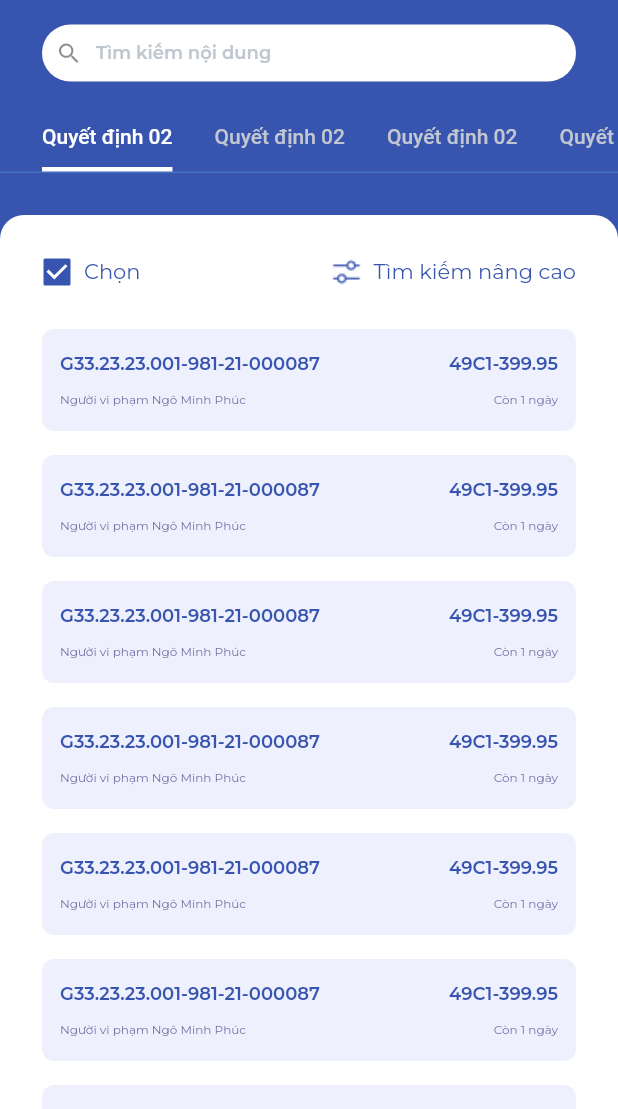
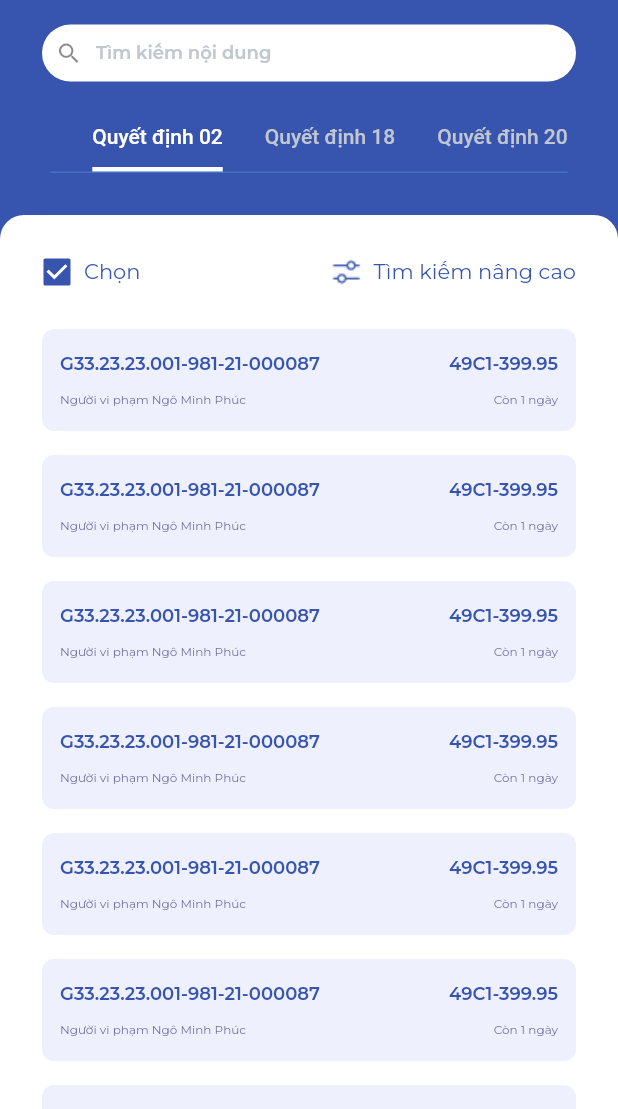
Before and after one commit to cesc1802/leader-app, a Flutter app: the ListDecisionPageV2 screen opened by its route, on a phone screen of 412 x 824 dp, the part 127-1236 px from its top. Run offline on Flutter 3.47's test engine with Material 2 defaults, Android fonts, the phone set to English and light mode, and no system bars; drawn by our look-alikes of flutter_slidable; our stand-ins replace dio, google_fonts, modal_bottom_sheet, persistent_bottom_nav_bar, rxdart, shared_preferences and 2 more; accounts and stored records are empty.

Commit message:
[WIP] list decision api

```diff
--- a/lib/features/auth/blocs/login_bloc.dart
+++ b/lib/features/auth/blocs/login_bloc.dart
@@ -6,7 +6,7 @@ import 'package:leader_app/utils/validators.dart';
 import 'package:rxdart/rxdart.dart';
 
 class LoginBloc extends BlocBase with Validators {
-  final _userNameCtrl = BehaviorSubject<String>.seeded("dev@gmail.com");
+  final _userNameCtrl = BehaviorSubject<String>.seeded("");
   Stream<String> get userNameStream => _userNameCtrl.stream;
   ValueChanged<String> get onUserNameChanged => _userNameCtrl.sink.add;
   String? get userNameVal => _userNameCtrl.value;
--- a/lib/features/auth/services/app_auth.dart
+++ b/lib/features/auth/services/app_auth.dart
@@ -13,7 +13,6 @@ class AppAuth {
   }
 
   Future<void> saveData(LoginData login) async {
-    // final tm = TokenManager()..accessToken = login.accessToken;
     final tm = TokenManager();
     tm.accessToken = login.accessToken;
     tm.refreshToken = login.refreshToken;
@@ -40,7 +39,10 @@ class Login {
   final LoginData data;
   final int code;
 
-  Login({required this.code, required this.data});
+  Login({
+    required this.code,
+    required this.data,
+  });
 
   factory Login.fromJSON(Map<String, dynamic> json) {
     return Login(code: 200, data: LoginData.fromJSON(json['data']));
--- a/lib/features/decision/pages/list_decision_page.dart
+++ b/lib/features/decision/pages/list_decision_page.dart
@@ -19,7 +19,7 @@ class _ListDecisionPageState extends State<ListDecisionPage>
   @override
   void initState() {
     super.initState();
-    tabController = TabController(vsync: this, length: 7);
+    tabController = TabController(vsync: this, length: 3);
     tabController.addListener(() {
       if (tabController.index == 6) {
         tabController.animateTo(5);
@@ -91,22 +91,10 @@ class _ListDecisionPageState extends State<ListDecisionPage>
                       text: "Quyết định 02",
                     ),
                     Tab(
-                      text: "Quyết định 02",
+                      text: "Quyết định 18",
                     ),
                     Tab(
                       text: "Quyết định 02",
-                    ),
-                    Tab(
-                      text: "Quyết định 02",
-                    ),
-                    Tab(
-                      text: "Quyết định 02",
-                    ),
-                    Tab(
-                      text: "Quyết định 02",
-                    ),
-                    Tab(
-                      text: "",
                     ),
                   ],
                 ),
--- a/lib/features/decision/pages/list_decision_page_v2.dart
+++ b/lib/features/decision/pages/list_decision_page_v2.dart
@@ -22,18 +22,20 @@ class _ListDecisionPageV2State extends State<ListDecisionPageV2>
   @override
   void initState() {
     super.initState();
-    tabController = TabController(vsync: this, length: 7);
+    tabController = TabController(vsync: this, length: 3);
+
     tabController.addListener(() {
       if (tabController.index == 6) {
         tabController.animateTo(5);
       }
     });
+
     scrollController = ScrollController();
     scrollController.addListener(() {
-      // need to show app title
+      //TODO: need to show app title
       if (scrollController.offset >=
           scrollController.position.maxScrollExtent - 45) {
-        // bad code need to refactor with rxDart
+        //TODO: bad code need to refactor with rxDart
         if (!showTitle) {
           setState(() {
             showTitle = true;
@@ -141,22 +143,10 @@ class _ListDecisionPageV2State extends State<ListDecisionPageV2>
                         text: "Quyết định 02",
                       ),
                       Tab(
-                        text: "Quyết định 02",
+                        text: "Quyết định 18",
                       ),
                       Tab(
-                        text: "Quyết định 02",
-                      ),
-                      Tab(
-                        text: "Quyết định 02",
-                      ),
-                      Tab(
-                        text: "Quyết định 02",
-                      ),
-                      Tab(
-                        text: "Quyết định 02",
-                      ),
-                      Tab(
-                        text: "",
+                        text: "Quyết định 20",
                       ),
                     ],
                   ),
@@ -179,7 +169,7 @@ class _ListDecisionPageV2State extends State<ListDecisionPageV2>
                         child: TabBarView(
                           physics: NeverScrollableScrollPhysics(),
                           controller: tabController,
-                          children: <Widget>[
+                          children: [
                             Container(
                               child: ListView.separated(
                                 itemBuilder: (context, index) {
@@ -210,39 +200,39 @@ class _ListDecisionPageV2State extends State<ListDecisionPageV2>
                                     Gaps.vGap16,
                               ),
                             ),
-                            Container(
-                              child: ListView.separated(
-                                itemBuilder: (context, index) {
-                                  return DecisionInfoWidget();
-                                },
-                                itemCount: 1000,
-                                separatorBuilder: (context, index) =>
-                                    Gaps.vGap16,
-                              ),
-                            ),
-                            Container(
-                              child: ListView.separated(
-                                itemBuilder: (context, index) {
-                                  return DecisionInfoWidget();
-                                },
-                                itemCount: 1000,
-                                separatorBuilder: (context, index) =>
-                                    Gaps.vGap16,
-                              ),
-                            ),
-                            Container(
-                              child: ListView.separated(
-                                itemBuilder: (context, index) {
-                                  return DecisionInfoWidget();
-                                },
-                                itemCount: 1000,
-                                separatorBuilder: (context, index) =>
-                                    Gaps.vGap16,
-                              ),
-                            ),
-                            Center(
-                              child: Text("It's sunny here"),
-                            ),
+                            // Container(
+                            //   child: ListView.separated(
+                            //     itemBuilder: (context, index) {
+                            //       return DecisionInfoWidget();
+                            //     },
+                            //     itemCount: 1000,
+                            //     separatorBuilder: (context, index) =>
+                            //         Gaps.vGap16,
+                            //   ),
+                            // ),
+                            // Container(
+                            //   child: ListView.separated(
+                            //     itemBuilder: (context, index) {
+                            //       return DecisionInfoWidget();
+                            //     },
+                            //     itemCount: 1000,
+                            //     separatorBuilder: (context, index) =>
+                            //         Gaps.vGap16,
+                            //   ),
+                            // ),
+                            // Container(
+                            //   child: ListView.separated(
+                            //     itemBuilder: (context, index) {
+                            //       return DecisionInfoWidget();
+                            //     },
+                            //     itemCount: 1000,
+                            //     separatorBuilder: (context, index) =>
+                            //         Gaps.vGap16,
+                            //   ),
+                            // ),
+                            // Center(
+                            //   child: Text("It's sunny here"),
+                            // ),
                           ],
                         ),
                       ),
--- /dev/null
+++ b/lib/features/decision/services/list_decision.dart
@@ -0,0 +1,6 @@
+import 'package:leader_app/features/decision/models/decision.dart';
+import 'package:leader_app/repository/get_list_repo.dart';
+
+class ListDecision {
+  final service = GetListRepo<Decision>();
+}
```
Also changed, not shown: lib/features/decision/blocs/decision_bloc.dart (added, +26 -0 lines), lib/features/decision/models/decision.dart (added, +17 -0 lines), lib/features/decision/models/decision_data.dart (added, +22 -0 lines), lib/features/home/pages/home_page.dart (+22 -3 lines), lib/features/home/widgets/category_item_widget.dart (+4 -3 lines), lib/repository/delete_repo.dart (added, +18 -0 lines), lib/repository/get_list_repo.dart (added, +28 -0 lines).
